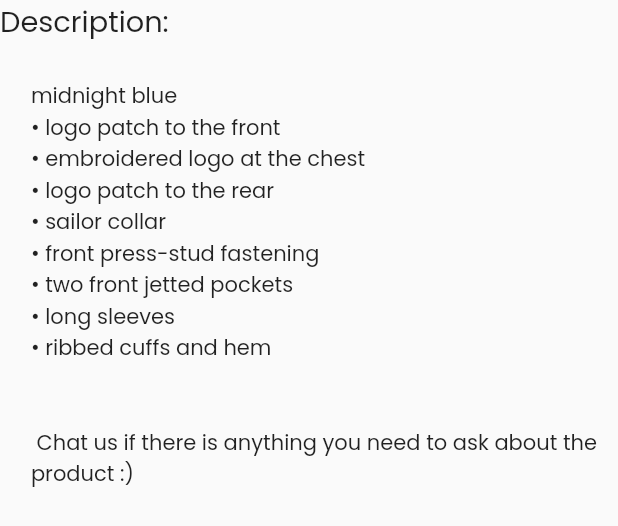
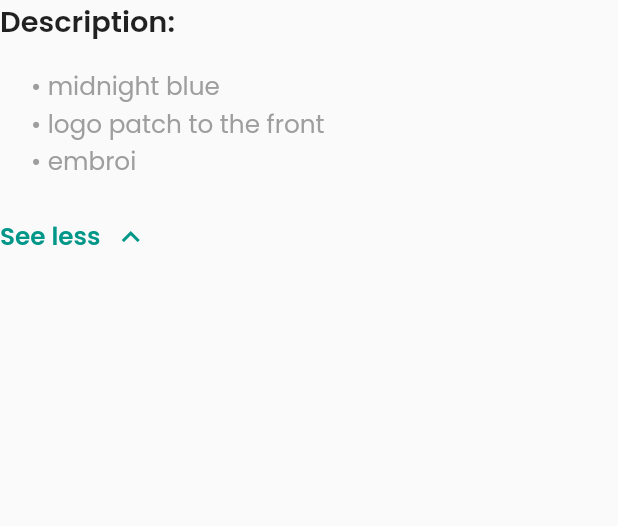
Before and after one commit to SolomonAbuh/E-Commerce-UI-Animation, a Flutter app: the ProductDescription widget shown alone on an empty page, opened directly, on a phone screen of 412 x 824 dp. Shown: the top 526 px of the screen. Run offline on Flutter 3.47's test engine with Material 2 defaults, Android fonts, the phone set to English and light mode, and no system bars; our stand-ins replace carousel_slider, flutter_animate, flutter_svg, google_fonts, sizer.

Commit message:
update on product_description.dart 🛠

```diff
--- a/lib/widgets/product_description.dart
+++ b/lib/widgets/product_description.dart
@@ -2,29 +2,79 @@ import 'package:flutter/material.dart';
 import 'package:money_point_take_home_assignment/widgets/app_spacer.dart';
 import 'package:sizer/sizer.dart';
 
-class ProductDescription extends StatelessWidget {
+class ProductDescription extends StatefulWidget {
   const ProductDescription({super.key});
+
+  @override
+  State<ProductDescription> createState() => _ProductDescriptionState();
+}
+
+class _ProductDescriptionState extends State<ProductDescription> {
+  String firstHalf = ' ';
+  String secondHalf = ' ';
+  String descriptText ='• midnight blue'
+              '\n• logo patch to the front'
+              '\n• embroidered logo at the chest'
+              '\n• logo patch to the rear'
+              '\n• sailor collar'
+              '\n• front press-stud fastening'
+              '\n• two front jetted pockets'
+              '\n• long sleeves'
+              '\n• ribbed cuffs and hem'
+              '\n\n Chat us if there is anything you need to ask about the product :)';
+
+
+  bool flag = true;
+
+  @override
+  void initState() {
+    if (descriptText.length > 50) {
+      firstHalf = descriptText.substring(0, 50);
+      secondHalf = descriptText.substring(50, descriptText.length);
+    } else {
+      firstHalf = descriptText;
+      secondHalf = "";
+    }
+    super.initState();
+  }
+
 
   @override
   Widget build(BuildContext context) {
     return Column(
       crossAxisAlignment: CrossAxisAlignment.start,
       children: [
-  Text('Description: ',style: TextStyle(fontSize: 14.sp,),),
-        spaceV(3.h),
+        Text(
+          'Description: ',
+          style: TextStyle(fontSize: 14.sp, fontWeight: FontWeight.w600),
+        ),
+        spaceV(2.h),
         Padding(
           padding: EdgeInsets.only(left: 5.w),
-          child: const Text(
-            'midnight blue'
-            '\n• logo patch to the front'
-            '\n• embroidered logo at the chest'
-            '\n• logo patch to the rear'
-            '\n• sailor collar'
-            '\n• front press-stud fastening'
-            '\n• two front jetted pockets'
-            '\n• long sleeves'
-            '\n• ribbed cuffs and hem'
-            '\n\n\n Chat us if there is anything you need to ask about the product :)',
+          child: Text(
+             secondHalf.isEmpty ? descriptText : firstHalf,
+              style: TextStyle(fontSize: 12.sp, color: Colors.grey.shade500)),
+        ),
+        spaceV(3.h),
+        InkWell(
+          onTap: () {},
+          child: Row(
+            mainAxisSize: MainAxisSize.min,
+            children: [
+              Text(
+                'See less',
+                style: TextStyle(
+                  color: Colors.teal,
+                  fontSize: 12.sp,
+                  fontWeight: FontWeight.w600,
+                ),
+              ),
+              spaceH(2.w),
+              Icon(
+                Icons.keyboard_arrow_up,
+                color: Colors.teal,
+              )
+            ],
           ),
         )
       ],
```
